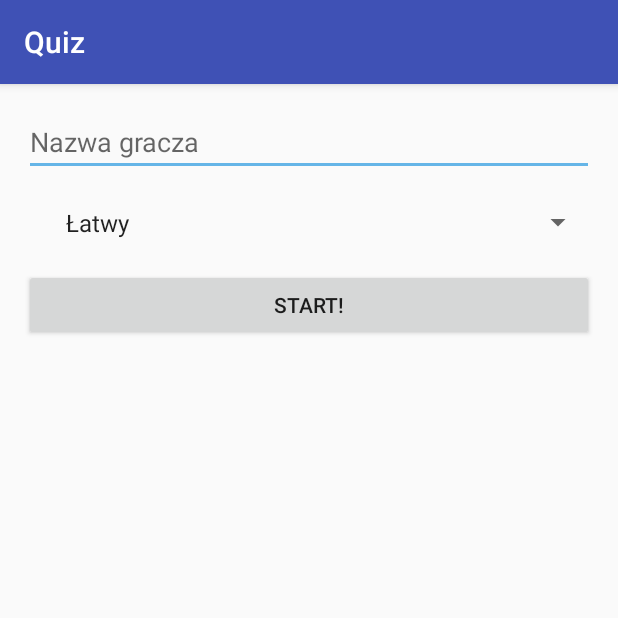
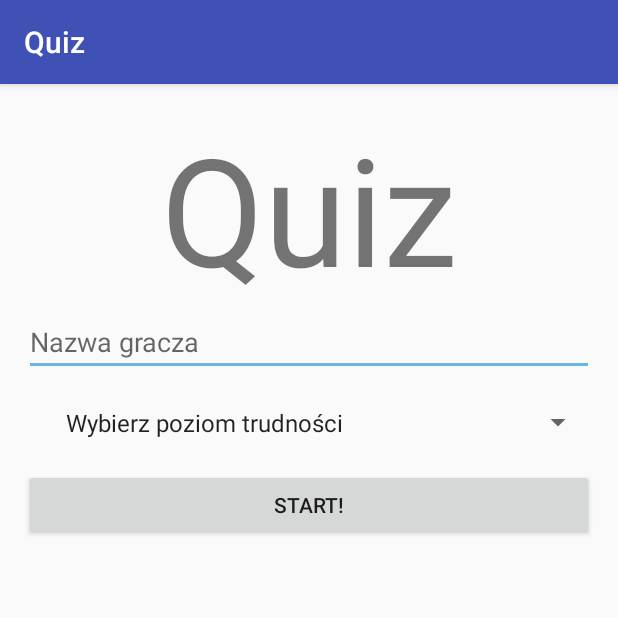
Before and after one commit to kmlszopa/Quiz, an Android app: the screen it shows after launch (StartActivity), on a phone screen of 412 x 824 dp, the top half of it. Run offline under Robolectric (Android 15) with nearby library versions, the phone set to English and light mode, and no system bars; our stand-ins replace ButterKnife.

```diff
--- a/app/src/main/AndroidManifest.xml
+++ b/app/src/main/AndroidManifest.xml
@@ -8,7 +8,7 @@
         android:label="@string/app_name"
         android:supportsRtl="true"
         android:theme="@style/AppTheme">
-        <activity android:name=".StartActivity">
+        <activity android:name=".StartActivity" android:windowSoftInputMode="stateAlwaysHidden">
             <intent-filter>
                 <action android:name="android.intent.action.MAIN"/>
 
--- a/app/src/main/java/pl/kmlszopa/quiz/StartActivity.java
+++ b/app/src/main/java/pl/kmlszopa/quiz/StartActivity.java
@@ -1,21 +1,22 @@
 package pl.kmlszopa.quiz;
 
-import android.content.SharedPreferences;
+import android.os.Bundle;
 import android.support.v7.app.AppCompatActivity;
-import android.os.Bundle;
 import android.widget.EditText;
 import android.widget.Spinner;
+import android.widget.Toast;
 
 import butterknife.BindView;
 import butterknife.ButterKnife;
 import butterknife.OnClick;
 
 public class StartActivity extends AppCompatActivity {
+
     @BindView(R.id.player_name)
     protected EditText mName;
     @BindView(R.id.difficulty)
     protected Spinner mDifficulty;
-    private SharedPreferences mPrefs;
+    private UserPreferences mPrefs;
 
     @Override
     protected void onCreate(Bundle savedInstanceState) {
@@ -23,9 +24,9 @@ public class StartActivity extends AppCompatActivity {
         setContentView(R.layout.activity_start);
         ButterKnife.bind(this);
 
-        mPrefs = getSharedPreferences("user", MODE_PRIVATE);
-        mName.setText(mPrefs.getString("username",""));
-
+        mPrefs = new UserPreferences(this);
+        mName.setText(mPrefs.getUsername());
+        mDifficulty.setSelection(mPrefs.getLevel());
     }
 
     @OnClick(R.id.next)
@@ -36,8 +37,15 @@ public class StartActivity extends AppCompatActivity {
             mName.setError("Brak nazwy gracza");
             return;
         }
-        // todo zapamietac nazwe gracza i poziom trudnosci
-        mPrefs.edit().putString("username", name).apply();
+
+        // sprawdzenia czy wybrano poziom trudnosci
+        int selectedLevel = mDifficulty.getSelectedItemPosition();
+        if (selectedLevel == 0) {
+            Toast.makeText(this, "Wybierz poziom trudności.", Toast.LENGTH_LONG).show();
+            return;
+        }
+        mPrefs.setUsername(name);
+        mPrefs.setLevel(selectedLevel);
 
         // TODO losowanie puli pytan
         // TODO Otwarcie nowej aktywnosci
--- /dev/null
+++ b/app/src/main/java/pl/kmlszopa/quiz/UserPreferences.java
@@ -0,0 +1,36 @@
+package pl.kmlszopa.quiz;
+
+import android.content.Context;
+import android.content.SharedPreferences;
+
+/**
+ * Created by kmlsz on 23.11.2016.
+ */
+
+public class UserPreferences {
+
+    public static final String PREF_LEVEL = "level";
+    public static final String PREF_USERNAME = "username";
+    private final SharedPreferences mPreferences;
+
+    public UserPreferences(Context context) {
+        this.mPreferences = context.getSharedPreferences("user", Context.MODE_PRIVATE);
+
+    }
+
+    public String getUsername() {
+        return mPreferences.getString(PREF_USERNAME, "");
+    }
+
+    public void setUsername(String username) {
+        mPreferences.edit().putString(PREF_USERNAME, username).apply();
+    }
+
+    public int getLevel() {
+        return mPreferences.getInt(PREF_LEVEL, 0);
+    }
+
+    public void setLevel(int level) {
+        mPreferences.edit().putInt(PREF_LEVEL, level).apply();
+    }
+}
--- a/app/src/main/res/layout/activity_start.xml
+++ b/app/src/main/res/layout/activity_start.xml
@@ -12,6 +12,12 @@
     android:paddingTop="@dimen/activity_vertical_margin"
     tools:context="pl.kmlszopa.quiz.StartActivity">
 
+    <TextView
+        android:textAlignment="center"
+        android:layout_width="match_parent"
+        android:layout_height="wrap_content"
+        android:text="Quiz"
+        android:textSize="100dp"/>
     <EditText
         android:id="@+id/player_name"
         android:layout_width="match_parent"
@@ -31,6 +37,8 @@
         android:id="@+id/next"
         android:layout_width="match_parent"
         android:layout_height="wrap_content"
-        android:text="Start!"/>
+        android:text="Start!">
+        <requestFocus/>
+    </Button>
 
 </LinearLayout>
--- a/app/src/main/res/values/strings.xml
+++ b/app/src/main/res/values/strings.xml
@@ -1,6 +1,7 @@
 <resources>
     <string name="app_name">Quiz</string>
     <string-array name="difficulty_levels">
+        <item>Wybierz poziom trudności</item>
         <item>Łatwy</item>
         <item>Średni</item>
         <item>Trudny</item>
```
